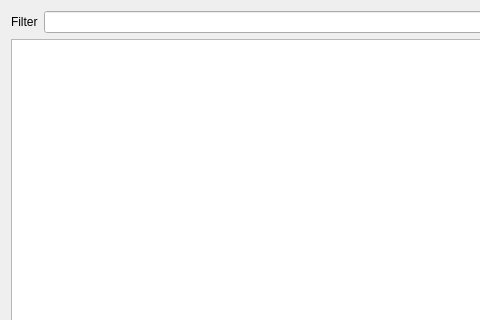
Qt form Dev/src/StreamWorkEditor2/_resources/LogView.ui (Shuko83/CFmake) before a commit; both pictures show x 0 to 480 and y 0 to 320 of the 648 by 494 pixel window.
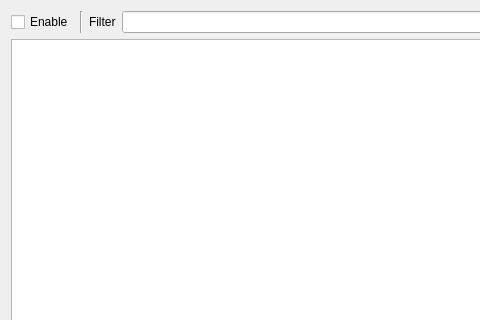
The same form after that commit.

Commit message: Ajout checkbox pour désactiver le log

```diff
--- a/Dev/src/StreamWorkEditor2/_resources/LogView.ui
+++ b/Dev/src/StreamWorkEditor2/_resources/LogView.ui
@@ -20,6 +20,20 @@
       <property name="margin">
        <number>0</number>
       </property>
+      <item>
+       <widget class="QCheckBox" name="cb_enable">
+        <property name="text">
+         <string>Enable</string>
+        </property>
+       </widget>
+      </item>
+      <item>
+       <widget class="Line" name="line">
+        <property name="orientation">
+         <enum>Qt::Vertical</enum>
+        </property>
+       </widget>
+      </item>
       <item>
        <widget class="QLabel" name="label">
         <property name="sizePolicy">
```
The commit also changes 2 other files.
